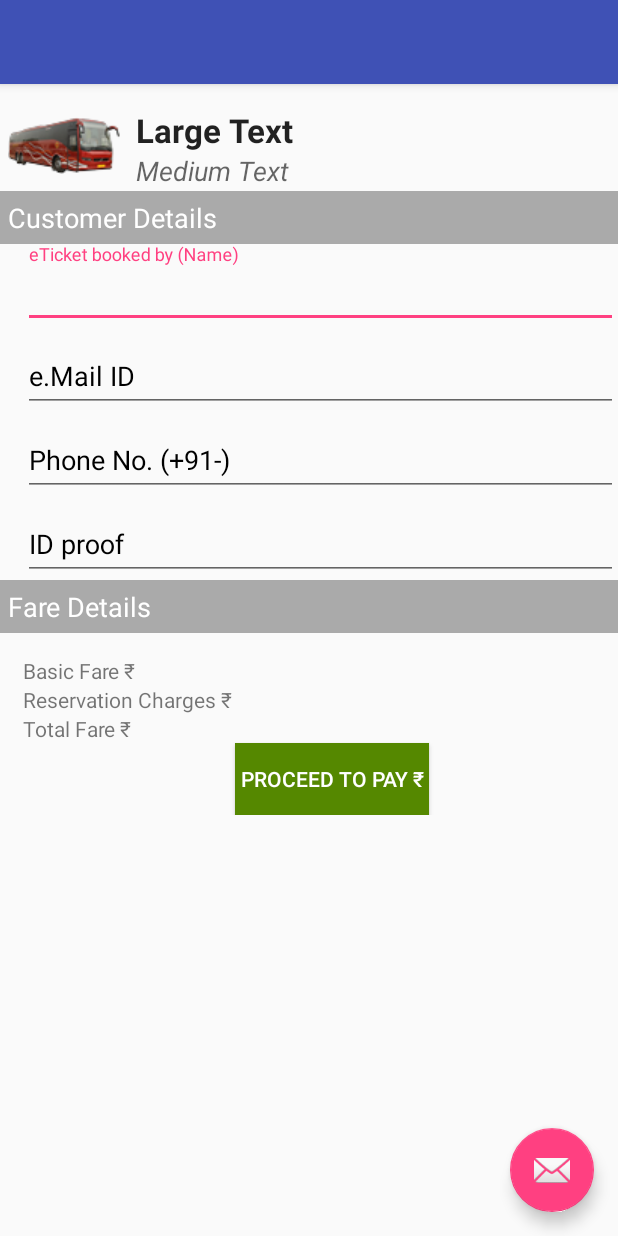
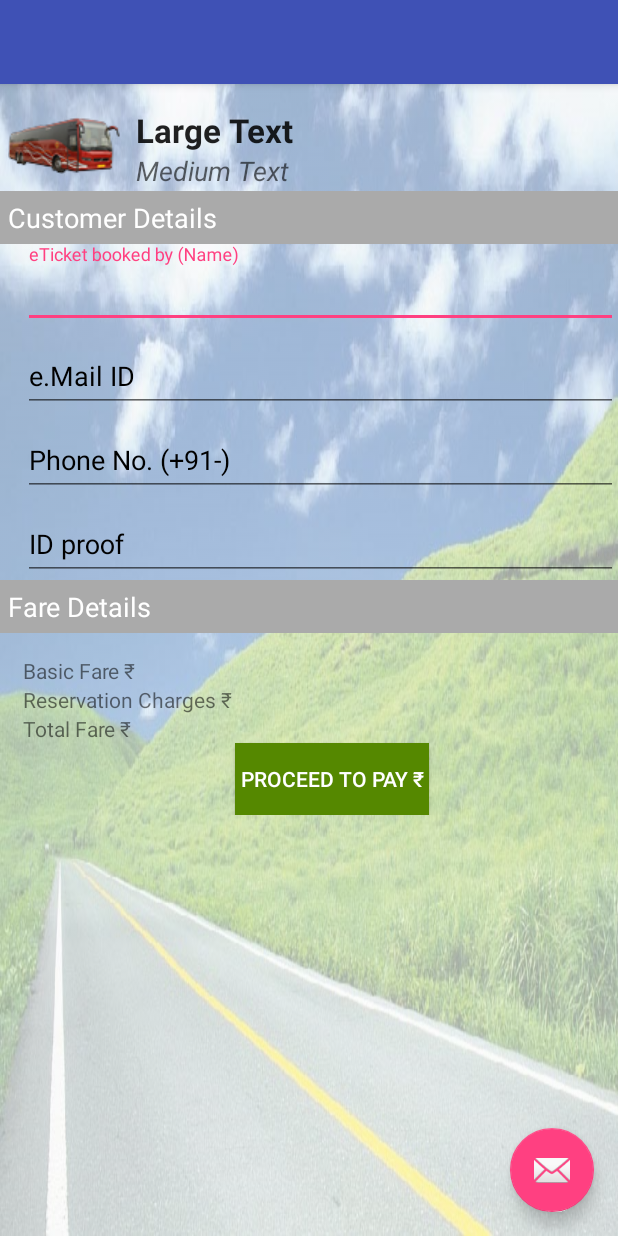
Before and after one commit to manojksangwan/Etickets, an Android app: the layout activity_customer_details.xml on its own in the app's theme, with its tools: preview values and no code run, on a phone screen of 412 x 824 dp. Run offline under Robolectric (Android 15) with nearby library versions, the phone set to English and light mode, and no system bars.

Commit message:
from HOME

```diff
--- a/app/build.gradle
+++ b/app/build.gradle
@@ -10,6 +10,7 @@ android {
         targetSdkVersion 23
         versionCode 1
         versionName "1.0"
+        multiDexEnabled true
     }
     buildTypes {
         release {
@@ -21,7 +22,6 @@ android {
         exclude 'META-INF/LICENSE'
         exclude 'META-INF/NOTICE'
     }
-
 }
 
 dependencies {
--- a/app/src/main/java/in/gov/hartrans/etickets/Models/MerchantHandler.java
+++ b/app/src/main/java/in/gov/hartrans/etickets/Models/MerchantHandler.java
@@ -19,7 +19,7 @@ import java.net.URLEncoder;
 public class MerchantHandler {
     private static final String TAG = MerchantHandler.class.getSimpleName();
 
-    private static String merchantDomain = "www.wibmo.com";
+    private static String merchantDomain = "http://hartrans.gov.in";
 
     public static WPayInitRequest generateMessageHash(WPayInitRequest req) throws Exception {
         String posturl = "https://"+ getMerchantDomain() +"/testMerchant/generatewPayMessageHash.jsp";
--- a/app/src/main/res/drawable/line_divider.xml
+++ b/app/src/main/res/drawable/line_divider.xml
@@ -4,6 +4,5 @@ android:shape="rectangle">
 <size
     android:width="1dp"
     android:height="1dp" />
-<solid android:color="@color/colorAccent"
-    />
+<solid android:color="@color/colorAccent"/>
 </shape>
--- a/app/src/main/res/layout/activity_customer_details.xml
+++ b/app/src/main/res/layout/activity_customer_details.xml
@@ -5,6 +5,7 @@
     android:layout_width="match_parent"
     android:layout_height="match_parent"
     android:fitsSystemWindows="true"
+    android:background="@drawable/bk"
     tools:context="in.gov.hartrans.etickets.CustomerDetails">
 
     <android.support.design.widget.AppBarLayout
```
